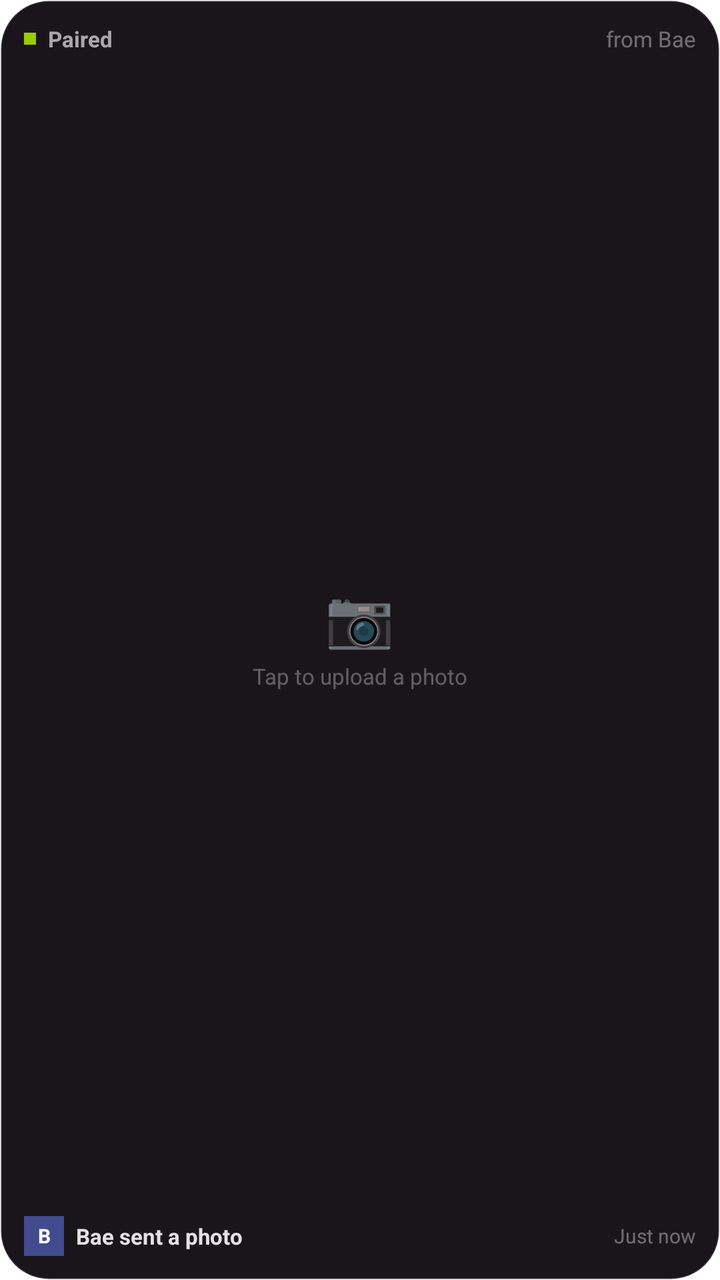
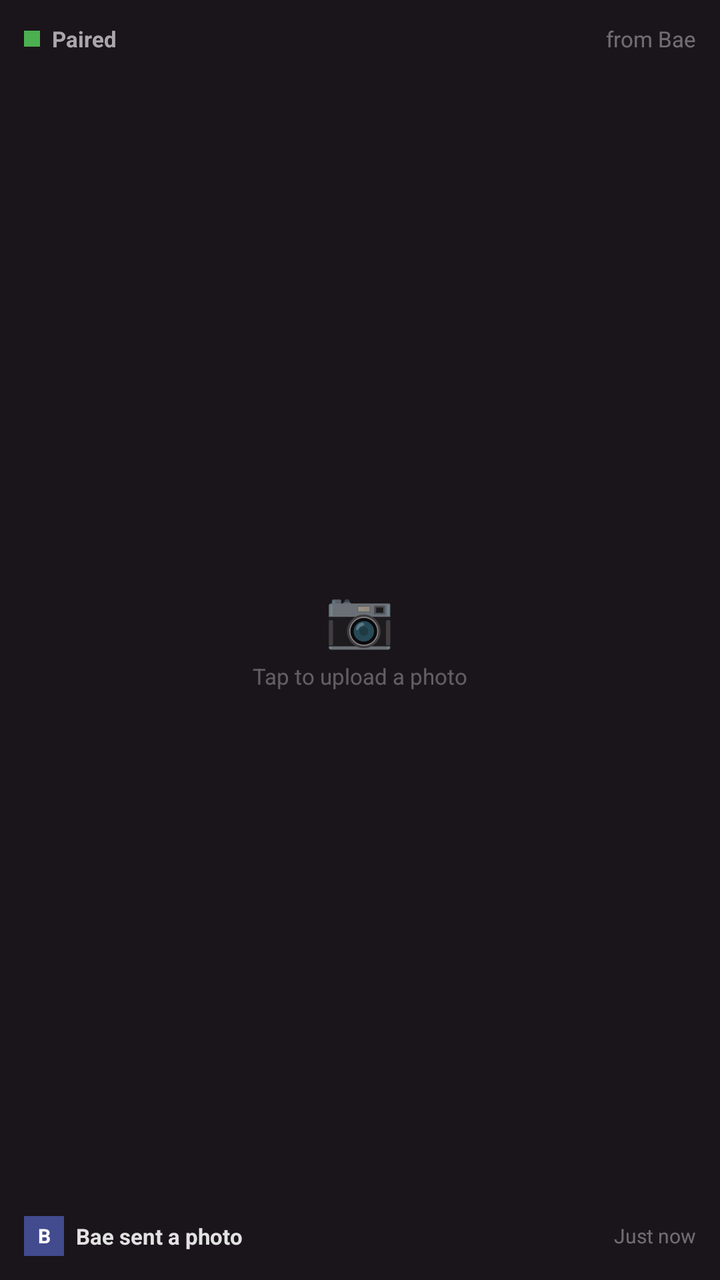

Two renders of the same Android screen: before a commit and after it. Below are the layout's source before the change and the commit's diff.
<!-- AndroidManifest.xml: fallback theme Theme.MaterialComponents.DayNight.NoActionBar -->
<!-- res/layout/bae_window_widget_viewer.xml -->
<RelativeLayout xmlns:android="http://schemas.android.com/apk/res/android"
    android:layout_width="match_parent"
    android:layout_height="match_parent"
    android:background="@drawable/widget_background"
    android:padding="12dp"
    android:clipToOutline="true">

    
    <RelativeLayout
        android:id="@+id/header_layout"
        android:layout_width="match_parent"
        android:layout_height="wrap_content"
        android:layout_alignParentTop="true"
        android:layout_marginBottom="8dp">

        
        <LinearLayout
            android:layout_width="wrap_content"
            android:layout_height="wrap_content"
            android:layout_alignParentLeft="true"
            android:gravity="center_vertical"
            android:orientation="horizontal">
            
            <View
                android:id="@+id/status_dot"
                android:layout_width="6dp"
                android:layout_height="6dp"
                android:background="@android:color/holo_green_light"
                android:visibility="visible" />
                
            <TextView
                android:id="@+id/status_text"
                android:layout_width="wrap_content"
                android:layout_height="wrap_content"
                android:layout_marginLeft="6dp"
                android:text="Paired"
                android:textColor="#A0FFFFFF"
                android:textSize="11sp"
                android:textStyle="bold" />
        </LinearLayout>

        
        <TextView
            android:id="@+id/sender_name_top"
            android:layout_width="wrap_content"
            android:layout_height="wrap_content"
            android:layout_alignParentRight="true"
            android:text="from Bae"
            android:textColor="#60FFFFFF"
            android:textSize="11sp" />
    </RelativeLayout>

    
    <FrameLayout
        android:id="@+id/center_container"
        android:layout_width="match_parent"
        android:layout_height="match_parent"
        android:layout_above="@+id/footer_layout"
        android:layout_below="@+id/header_layout">

        
        <ImageView
            android:id="@+id/widget_image"
            android:layout_width="match_parent"
            android:layout_height="match_parent"
            android:scaleType="centerCrop"
            android:visibility="gone" />

        
        <LinearLayout
            android:id="@+id/widget_placeholder"
            android:layout_width="wrap_content"
            android:layout_height="wrap_content"
            android:layout_gravity="center"
            android:gravity="center"
            android:orientation="vertical">
            
            <TextView
                android:layout_width="wrap_content"
                android:layout_height="wrap_content"
                android:text="📷"
                android:textSize="28sp" />
                
            <TextView
                android:layout_width="wrap_content"
                android:layout_height="wrap_content"
                android:layout_marginTop="4dp"
                android:text="Tap to upload a photo"
                android:textColor="#50FFFFFF"
                android:textSize="11sp" />
        </LinearLayout>

        
        <TextView
            android:id="@+id/badge_text"
            android:layout_width="wrap_content"
            android:layout_height="wrap_content"
            android:layout_gravity="top|right"
            android:layout_margin="8dp"
            android:background="#B0000000"
            android:paddingHorizontal="8dp"
            android:paddingVertical="3dp"
            android:text="Image"
            android:textColor="#FFFFFF"
            android:textSize="10sp"
            android:textStyle="bold"
            android:visibility="gone" />
    </FrameLayout>

    
    <RelativeLayout
        android:id="@+id/footer_layout"
        android:layout_width="match_parent"
        android:layout_height="wrap_content"
        android:layout_alignParentBottom="true"
        android:layout_marginTop="8dp">

        <LinearLayout
            android:layout_width="wrap_content"
            android:layout_height="wrap_content"
            android:layout_alignParentLeft="true"
            android:gravity="center_vertical"
            android:orientation="horizontal">

            
            <TextView
                android:id="@+id/avatar_circle"
                android:layout_width="20dp"
                android:layout_height="20dp"
                android:background="#806A82FF"
                android:gravity="center"
                android:text="B"
                android:textColor="#FFFFFF"
                android:textSize="10sp"
                android:textStyle="bold" />

            
            <TextView
                android:id="@+id/footer_description"
                android:layout_width="wrap_content"
                android:layout_height="wrap_content"
                android:layout_marginLeft="6dp"
                android:text="Bae sent a photo"
                android:textColor="#E0FFFFFF"
                android:textSize="11sp"
                android:textStyle="bold" />
        </LinearLayout>

        
        <TextView
            android:id="@+id/widget_timestamp"
            android:layout_width="wrap_content"
            android:layout_height="wrap_content"
            android:layout_alignParentRight="true"
            android:layout_centerVertical="true"
            android:text="Just now"
            android:textColor="#60FFFFFF"
            android:textSize="10sp" />
    </RelativeLayout>

</RelativeLayout>
<!-- resources referenced by this layout -->
<resources>
  <!-- drawable widget_background (drawable) -->
  <?xml version="1.0" encoding="utf-8"?>
  <shape xmlns:android="http://schemas.android.com/apk/res/android"
      android:shape="rectangle">
      <solid android:color="#1A151A" />
      <corners android:radius="24dp" />
      <stroke android:width="1dp" android:color="#20FFFFFF" />
  </shape>
</resources>

<!-- the commit's change to res/layout/bae_window_widget_viewer.xml (unified diff, before → after) -->
@@ -1,9 +1,8 @@
 <RelativeLayout xmlns:android="http://schemas.android.com/apk/res/android"
     android:layout_width="match_parent"
     android:layout_height="match_parent"
-    android:background="@drawable/widget_background"
-    android:padding="12dp"
-    android:clipToOutline="true">
+    android:background="#1A151A"
+    android:padding="12dp">
 
     
     <RelativeLayout
@@ -20,14 +19,15 @@
             android:layout_alignParentLeft="true"
             android:gravity="center_vertical"
             android:orientation="horizontal">
+
             
-            <View
+            <TextView
                 android:id="@+id/status_dot"
-                android:layout_width="6dp"
-                android:layout_height="6dp"
-                android:background="@android:color/holo_green_light"
+                android:layout_width="8dp"
+                android:layout_height="8dp"
+                android:background="#4CAF50"
                 android:visibility="visible" />
-                
+
             <TextView
                 android:id="@+id/status_text"
                 android:layout_width="wrap_content"
@@ -74,13 +74,13 @@
             android:layout_gravity="center"
             android:gravity="center"
             android:orientation="vertical">
-            
+
             <TextView
                 android:layout_width="wrap_content"
                 android:layout_height="wrap_content"
                 android:text="📷"
                 android:textSize="28sp" />
-                
+
             <TextView
                 android:layout_width="wrap_content"
                 android:layout_height="wrap_content"
<!-- resource entries referenced after the edit -->
@@ -1,12 +1,5 @@
 <!-- resources referenced by this layout -->
 <resources>
-  <!-- drawable widget_background (drawable) -->
-  <?xml version="1.0" encoding="utf-8"?>
-  <shape xmlns:android="http://schemas.android.com/apk/res/android"
-      android:shape="rectangle">
-      <solid android:color="#1A151A" />
-      <corners android:radius="24dp" />
-      <stroke android:width="1dp" android:color="#20FFFFFF" />
-  </shape>
+
 </resources>
 
